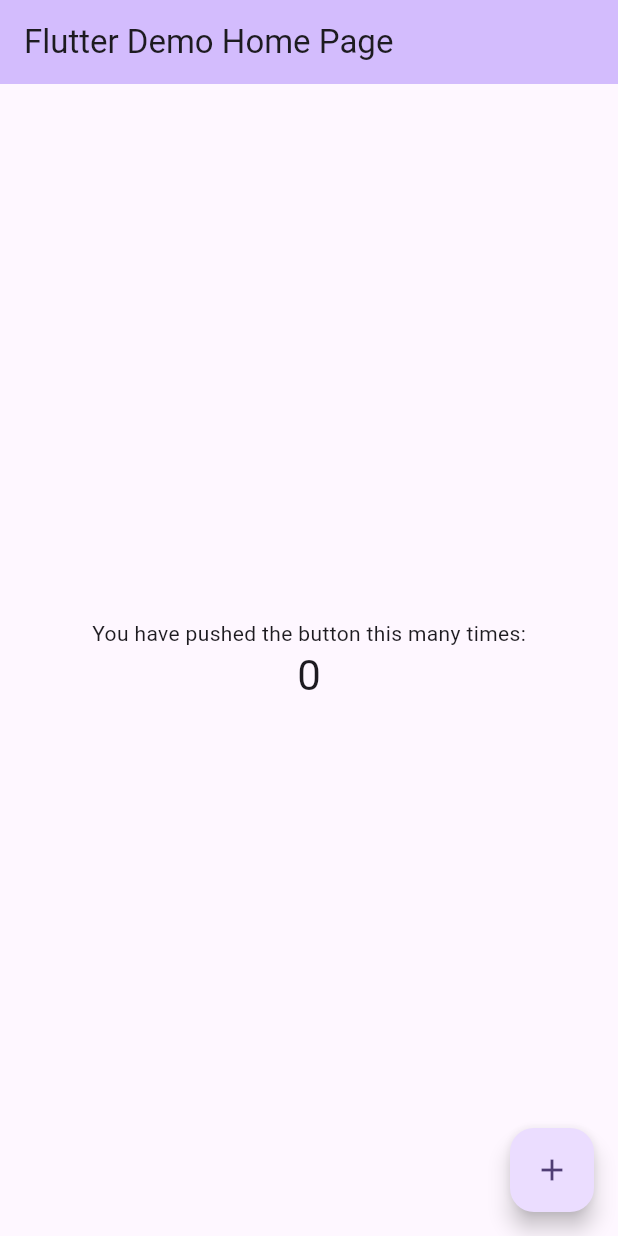
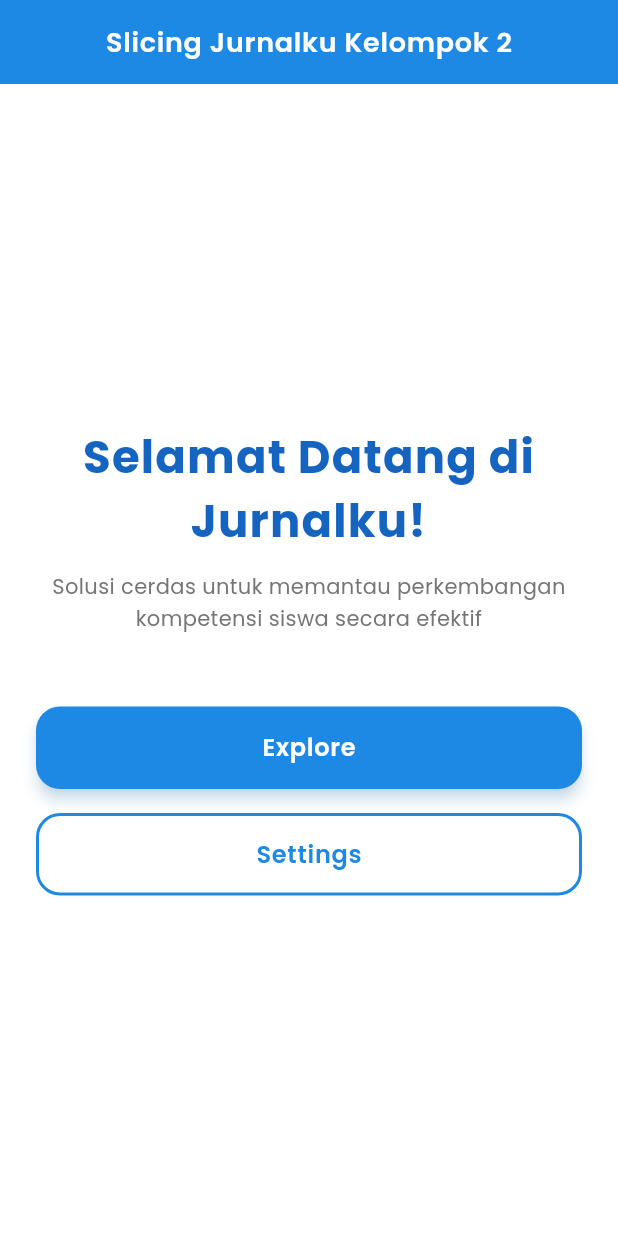
Before and after one commit to M-Bayu-Aji/Jurnalku-App, a Flutter app: the screen it shows after launch, on a phone screen of 412 x 824 dp. Run offline on Flutter 3.47's test engine with Material 3 defaults, Android fonts, the phone set to English and light mode, and no system bars; our stand-ins replace google_fonts.

Commit message:
Second Commit

```diff
--- a/lib/main.dart
+++ b/lib/main.dart
@@ -1,4 +1,5 @@
 import 'package:flutter/material.dart';
+import 'package:jurnalku_app/screens/home.dart';
 
 void main() {
   runApp(const MyApp());
@@ -11,112 +12,9 @@ class MyApp extends StatelessWidget {
   @override
   Widget build(BuildContext context) {
     return MaterialApp(
+      debugShowCheckedModeBanner: false,
       title: 'Flutter Demo',
-      theme: ThemeData(
-        // This is the theme of your application.
-        //
-        // TRY THIS: Try running your application with "flutter run". You'll see
-        // the application has a purple toolbar. Then, without quitting the app,
-        // try changing the seedColor in the colorScheme below to Colors.green
-        // and then invoke "hot reload" (save your changes or press the "hot
-        // reload" button in a Flutter-supported IDE, or press "r" if you used
-        // the command line to start the app).
-        //
-        // Notice that the counter didn't reset back to zero; the application
-        // state is not lost during the reload. To reset the state, use hot
-        // restart instead.
-        //
-        // This works for code too, not just values: Most code changes can be
-        // tested with just a hot reload.
-        colorScheme: ColorScheme.fromSeed(seedColor: Colors.deepPurple),
-      ),
-      home: const MyHomePage(title: 'Flutter Demo Home Page'),
+      home: const Home(),
     );
   }
 }
-
-class MyHomePage extends StatefulWidget {
-  const MyHomePage({super.key, required this.title});
-
-  // This widget is the home page of your application. It is stateful, meaning
-  // that it has a State object (defined below) that contains fields that affect
-  // how it looks.
-
-  // This class is the configuration for the state. It holds the values (in this
-  // case the title) provided by the parent (in this case the App widget) and
-  // used by the build method of the State. Fields in a Widget subclass are
-  // always marked "final".
-
-  final String title;
-
-  @override
-  State<MyHomePage> createState() => _MyHomePageState();
-}
-
-class _MyHomePageState extends State<MyHomePage> {
-  int _counter = 0;
-
-  void _incrementCounter() {
-    setState(() {
-      // This call to setState tells the Flutter framework that something has
-      // changed in this State, which causes it to rerun the build method below
-      // so that the display can reflect the updated values. If we changed
-      // _counter without calling setState(), then the build method would not be
-      // called again, and so nothing would appear to happen.
-      _counter++;
-    });
-  }
-
-  @override
-  Widget build(BuildContext context) {
-    // This method is rerun every time setState is called, for instance as done
-    // by the _incrementCounter method above.
-    //
-    // The Flutter framework has been optimized to make rerunning build methods
-    // fast, so that you can just rebuild anything that needs updating rather
-    // than having to individually change instances of widgets.
-    return Scaffold(
-      appBar: AppBar(
-        // TRY THIS: Try changing the color here to a specific color (to
-        // Colors.amber, perhaps?) and trigger a hot reload to see the AppBar
-        // change color while the other colors stay the same.
-        backgroundColor: Theme.of(context).colorScheme.inversePrimary,
-        // Here we take the value from the MyHomePage object that was created by
-        // the App.build method, and use it to set our appbar title.
-        title: Text(widget.title),
-      ),
-      body: Center(
-        // Center is a layout widget. It takes a single child and positions it
-        // in the middle of the parent.
-        child: Column(
-          // Column is also a layout widget. It takes a list of children and
-          // arranges them vertically. By default, it sizes itself to fit its
-          // children horizontally, and tries to be as tall as its parent.
-          //
-          // Column has various properties to control how it sizes itself and
-          // how it positions its children. Here we use mainAxisAlignment to
-          // center the children vertically; the main axis here is the vertical
-          // axis because Columns are vertical (the cross axis would be
-          // horizontal).
-          //
-          // TRY THIS: Invoke "debug painting" (choose the "Toggle Debug Paint"
-          // action in the IDE, or press "p" in the console), to see the
-          // wireframe for each widget.
-          mainAxisAlignment: MainAxisAlignment.center,
-          children: <Widget>[
-            const Text('You have pushed the button this many times:'),
-            Text(
-              '$_counter',
-              style: Theme.of(context).textTheme.headlineMedium,
-            ),
-          ],
-        ),
-      ),
-      floatingActionButton: FloatingActionButton(
-        onPressed: _incrementCounter,
-        tooltip: 'Increment',
-        child: const Icon(Icons.add),
-      ), // This trailing comma makes auto-formatting nicer for build methods.
-    );
-  }
-}
--- /dev/null
+++ b/lib/screens/explore.dart
@@ -0,0 +1,10 @@
+import 'package:flutter/material.dart';
+
+class Explore extends StatelessWidget {
+  const Explore({super.key});
+
+  @override
+  Widget build(BuildContext context) {
+    return const Placeholder();
+  }
+}
--- /dev/null
+++ b/lib/screens/home.dart
@@ -0,0 +1,122 @@
+import 'package:flutter/material.dart';
+import 'package:google_fonts/google_fonts.dart';
+
+class Home extends StatelessWidget {
+  const Home({super.key});
+
+  @override
+  Widget build(BuildContext context) {
+    return Scaffold(
+      backgroundColor: Colors.white,
+      appBar: AppBar(
+        elevation: 0,
+        backgroundColor: Color(0xFF1E88E5),
+        centerTitle: true,
+        title: Text(
+          'Slicing Jurnalku Kelompok 2',
+          style: GoogleFonts.poppins(
+            fontSize: 18,
+            fontWeight: FontWeight.w600,
+            color: Colors.white,
+            letterSpacing: 0.5,
+          ),
+        ),
+      ),
+      body: Center(
+        child: Padding(
+          padding: const EdgeInsets.symmetric(horizontal: 24.0),
+          child: Column(
+            mainAxisAlignment: MainAxisAlignment.center,
+            crossAxisAlignment: CrossAxisAlignment.center,
+            children: [
+              // Welcome Text
+              Text(
+                textAlign: TextAlign.center,
+                'Selamat Datang di Jurnalku!',
+                style: GoogleFonts.poppins(
+                  fontSize: 30,
+                  fontWeight: FontWeight.bold,
+                  color: Color(0xFF1565C0),
+                  letterSpacing: 0.8,
+                ),
+              ),
+              const SizedBox(height: 12),
+              Text(
+                'Solusi cerdas untuk memantau perkembangan kompetensi siswa secara efektif',
+                textAlign: TextAlign.center,
+                style: GoogleFonts.poppins(
+                  fontSize: 14,
+                  fontWeight: FontWeight.w400,
+                  color: Colors.grey[600],
+                  height: 1.5,
+                ),
+              ),
+              const SizedBox(height: 48),
+
+              // Explore Button
+              SizedBox(
+                width: double.infinity,
+                child: ElevatedButton(
+                  style: ElevatedButton.styleFrom(
+                    backgroundColor: Color(0xFF1E88E5),
+                    foregroundColor: Colors.white,
+                    padding: const EdgeInsets.symmetric(
+                      horizontal: 48,
+                      vertical: 16,
+                    ),
+                    shape: RoundedRectangleBorder(
+                      borderRadius: BorderRadius.circular(16),
+                    ),
+                    elevation: 4,
+                    shadowColor: Color(0xFF1E88E5).withOpacity(0.4),
+                  ),
+                  onPressed: () {},
+                  child: Text(
+                    'Explore',
+                    style: GoogleFonts.poppins(
+                      fontSize: 16,
+                      fontWeight: FontWeight.w600,
+                      letterSpacing: 0.5,
+                    ),
+                  ),
+                ),
+              ),
+              const SizedBox(height: 16),
+
+              // Settings Button
+              SizedBox(
+                width: double.infinity,
+                child: OutlinedButton(
+                  style: OutlinedButton.styleFrom(
+                    foregroundColor: Color(0xFF1E88E5),
+                    side: BorderSide(
+                      color: Color(0xFF1E88E5),
+                      width: 2,
+                    ),
+                    padding: const EdgeInsets.symmetric(
+                      horizontal: 48,
+                      vertical: 16,
+                    ),
+                    shape: RoundedRectangleBorder(
+                      borderRadius: BorderRadius.circular(16),
+                    ),
+                    backgroundColor: Colors.white,
+                  ),
+                  onPressed: () {},
+                  child: Text(
+                    "Settings",
+                    style: GoogleFonts.poppins(
+                      fontSize: 16,
+                      fontWeight: FontWeight.w600,
+                      letterSpacing: 0.5,
+                    ),
+                  ),
+                ),
+              ),
+            ],
+          ),
+        ),
+      ),
+    );
+  }
+}
--- /dev/null
+++ b/lib/screens/settings.dart
@@ -0,0 +1,10 @@
+import 'package:flutter/material.dart';
+
+class Settings extends StatelessWidget {
+  const Settings({super.key});
+
+  @override
+  Widget build(BuildContext context) {
+    return const Placeholder();
+  }
+}
--- a/pubspec.yaml
+++ b/pubspec.yaml
@@ -34,6 +34,7 @@ dependencies:
   # The following adds the Cupertino Icons font to your application.
   # Use with the CupertinoIcons class for iOS style icons.
   cupertino_icons: ^1.0.8
+  google_fonts: ^6.3.2
 
 dev_dependencies:
   flutter_test:
```
Also changed, not shown: lib/widgets/card.dart (added, +70 -0 lines), pubspec.lock, 1 other file.
